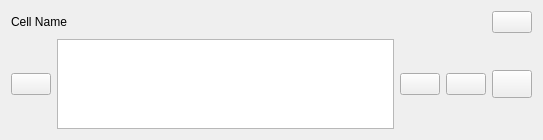
The window that copypastecell.ui (bytesByHarsh/multiCopyPaste) describes before a commit, drawn with Qt 5.
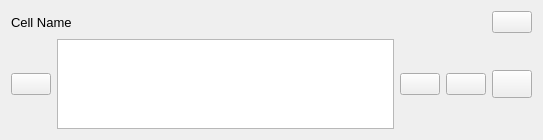
The same window after the commit.

Diff of the .ui file:
```diff
--- a/copypastecell.ui
+++ b/copypastecell.ui
@@ -33,6 +33,11 @@
      </property>
      <item>
       <widget class="QLabel" name="cellLabel">
+       <property name="font">
+        <font>
+         <pointsize>10</pointsize>
+        </font>
+       </property>
        <property name="text">
         <string>Cell Name</string>
        </property>
```
Left out of the diff: 17 changed lines with no effect on the pictures.
